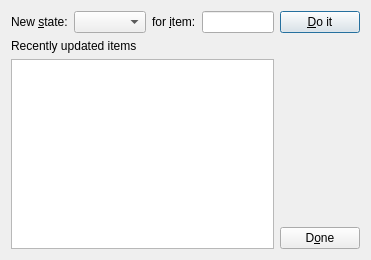
RoskildeSkiklub/ssfh, file massstatechangedialog.ui: the form before one commit.
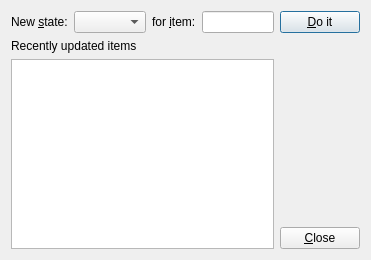
The form after the commit.

Commit message: Changed name to 'close' button, make sure barcodescan slot can be connected

```diff
--- a/massstatechangedialog.ui
+++ b/massstatechangedialog.ui
@@ -89,7 +89,7 @@
    <item row="3" column="4">
     <widget class="QPushButton" name="input_done_pushButton">
      <property name="text">
-      <string>D&amp;one</string>
+      <string>&amp;Close</string>
      </property>
     </widget>
    </item>
```
Left out of the diff: 4 changed lines with no effect on the pictures. The commit also changes 2 other files.
